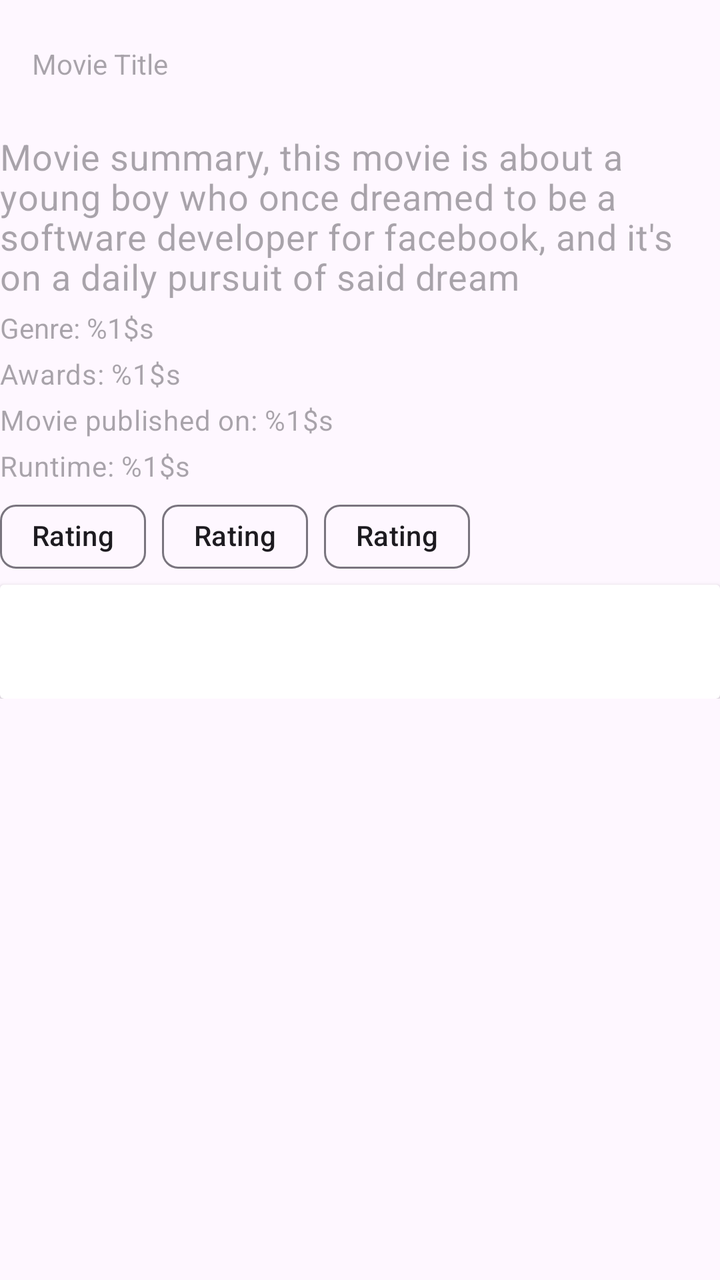
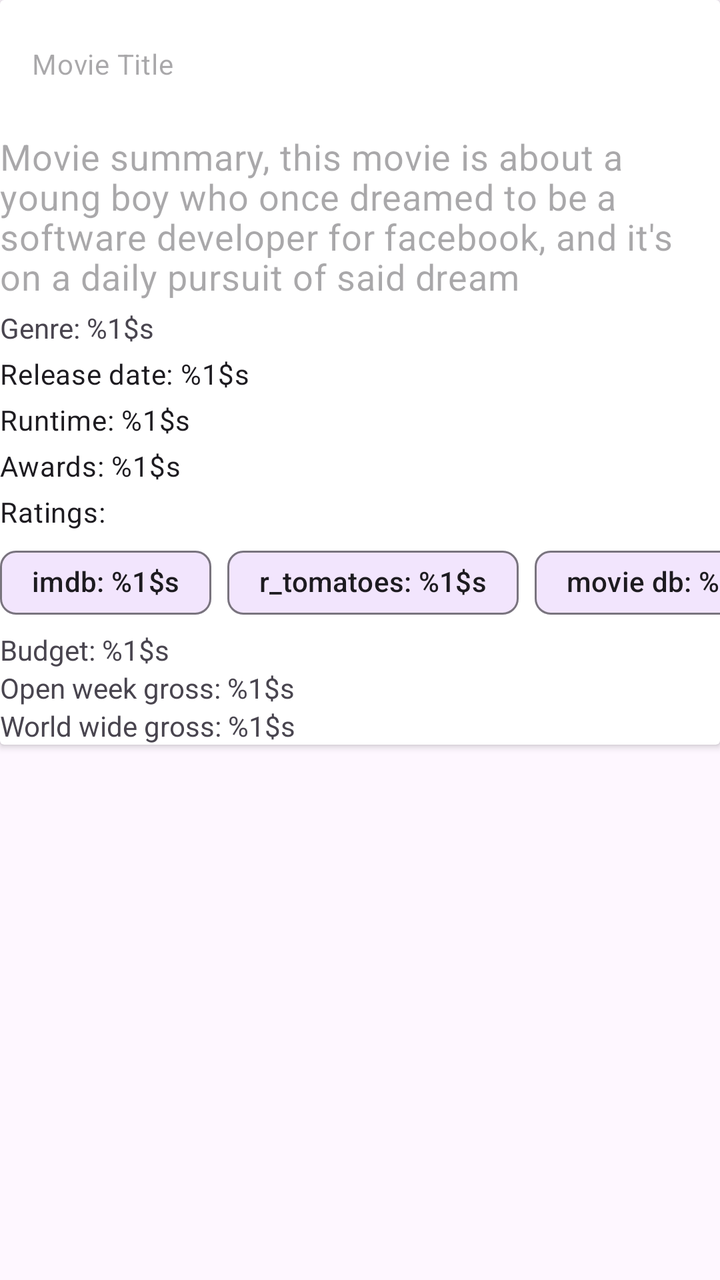

Before-and-after screenshots of an Android layout around one commit, followed by the original layout XML and the change that was made.
<!-- AndroidManifest.xml: another module's application theme Theme.MovieCatalog -->
<!-- res/layout/fragment_movie_details.xml -->
<?xml version="1.0" encoding="utf-8"?>
<androidx.core.widget.NestedScrollView xmlns:android="http://schemas.android.com/apk/res/android"
    xmlns:app="http://schemas.android.com/apk/res-auto"
    xmlns:tools="http://schemas.android.com/tools"
    android:layout_width="match_parent"
    android:layout_height="match_parent"
    android:layout_margin="@dimen/eight_dimen">

    <LinearLayout
        android:layout_width="match_parent"
        android:layout_height="match_parent"
        android:orientation="vertical">

        <androidx.appcompat.widget.Toolbar
            android:layout_width="match_parent"
            android:layout_height="wrap_content"
            android:id="@+id/toolbar"
            app:layout_collapseMode="none">

            <TextView
                android:layout_width="match_parent"
                android:layout_height="wrap_content"
                android:hint="@string/movie_title"
                android:id="@+id/movie_title"
                android:layout_gravity="center"/>

        </androidx.appcompat.widget.Toolbar>

        <androidx.recyclerview.widget.RecyclerView
            android:id="@+id/list_images"
            android:layout_width="match_parent"
            android:layout_height="wrap_content"
            tools:listitem="@layout/image_entry" />

        <com.google.android.material.textview.MaterialTextView
            android:id="@+id/movie_summary"
            style="?attr/textAppearanceBodyMedium"
            android:layout_width="match_parent"
            android:layout_height="wrap_content"
            android:layout_marginVertical="2dp"
            android:hint="@string/movie_summary"
            android:textSize="18sp" />

        <com.google.android.material.textview.MaterialTextView
            android:id="@+id/movie_genres"
            android:layout_width="match_parent"
            android:layout_height="wrap_content"
            android:layout_marginVertical="2dp"
            android:hint="@string/genres" />


        <com.google.android.material.textview.MaterialTextView
            android:id="@+id/movie_awards"
            style="@style/TextAppearance.Material3.BodyMedium"
            android:layout_width="match_parent"
            android:layout_height="wrap_content"
            android:layout_marginVertical="2dp"
            android:hint="@string/awards" />

        <com.google.android.material.textview.MaterialTextView
            android:id="@+id/movie_publication_date"
            style="@style/TextAppearance.Material3.BodyMedium"
            android:layout_width="wrap_content"
            android:layout_height="wrap_content"
            android:layout_marginVertical="2dp"
            android:hint="@string/movie_published_on" />

        <com.google.android.material.textview.MaterialTextView
            android:id="@+id/movie_runtime"
            style="@style/TextAppearance.Material3.BodyMedium"
            android:layout_width="wrap_content"
            android:layout_height="wrap_content"
            android:layout_marginVertical="2dp"
            android:hint="@string/runtime" />

        <com.google.android.material.chip.ChipGroup
            android:id="@+id/chip_rating_group"
            android:layout_width="match_parent"
            android:layout_height="wrap_content"
            android:layoutDirection="locale"
            app:chipSpacing="@dimen/sixteen_dimen"
            app:singleLine="true">

            <com.google.android.material.chip.Chip
                android:id="@+id/imdb_chip"
                android:layout_width="wrap_content"
                android:layout_height="wrap_content"
                android:text="@string/rating" />

            <com.google.android.material.chip.Chip
                android:id="@+id/r_tomatoes_chip"
                android:layout_width="wrap_content"
                android:layout_height="wrap_content"
                android:text="@string/rating" />

            <com.google.android.material.chip.Chip
                android:id="@+id/movie_db_chip"
                android:layout_width="wrap_content"
                android:layout_height="wrap_content"
                android:text="@string/rating" />

        </com.google.android.material.chip.ChipGroup>

        <androidx.recyclerview.widget.RecyclerView
            android:id="@+id/list_actors"
            android:layout_width="match_parent"
            android:layout_height="wrap_content"
            tools:listitem="@layout/actors_entry" />

        <androidx.cardview.widget.CardView
            android:layout_width="match_parent"
            android:layout_height="wrap_content">

            <LinearLayout
                android:layout_width="match_parent"
                android:layout_height="wrap_content"
                android:orientation="vertical">

                <TextView
                    android:id="@+id/movie_budget"
                    android:layout_width="match_parent"
                    android:layout_height="wrap_content" />

                <TextView
                    android:id="@+id/movie_open_weekend_gross"
                    android:layout_width="match_parent"
                    android:layout_height="wrap_content" />

                <TextView
                    android:id="@+id/movie_world_wide_gross"
                    android:layout_width="match_parent"
                    android:layout_height="wrap_content" />

            </LinearLayout>
        </androidx.cardview.widget.CardView>

        <androidx.recyclerview.widget.RecyclerView
            android:id="@+id/list_similars"
            android:layout_width="match_parent"
            android:layout_height="wrap_content"
            tools:listitem="@layout/similar_entry" />

    </LinearLayout>

</androidx.core.widget.NestedScrollView>
<!-- res/layout/image_entry.xml (included above) -->
<?xml version="1.0" encoding="utf-8"?>
<androidx.cardview.widget.CardView xmlns:android="http://schemas.android.com/apk/res/android"
    android:layout_width="wrap_content"
    android:layout_height="wrap_content"
    android:layout_margin="@dimen/eight_dimen">

        <com.google.android.material.imageview.ShapeableImageView
            android:id="@+id/movie_image"
            android:layout_width="wrap_content"
            android:layout_height="250dp"
            android:src="@drawable/ic_image" />

</androidx.cardview.widget.CardView>
<!-- res/layout/actors_entry.xml (included above) -->
<?xml version="1.0" encoding="utf-8"?>
<androidx.cardview.widget.CardView xmlns:android="http://schemas.android.com/apk/res/android"
    android:layout_width="wrap_content"
    android:layout_height="wrap_content"
    android:layout_margin="@dimen/eight_dimen">

    <LinearLayout
        android:layout_width="wrap_content"
        android:layout_height="wrap_content"
        android:orientation="vertical">

        <TextView
            android:id="@+id/actor_name"
            android:layout_gravity="center_horizontal"
            android:layout_width="match_parent"
            android:layout_height="wrap_content" />

        <TextView
            android:id="@+id/actor_character"
            android:layout_gravity="center_horizontal"
            android:layout_width="match_parent"
            android:layout_height="wrap_content" />

        <ImageView
            android:id="@+id/actor_image"
            android:layout_width="wrap_content"
            android:layout_height="250dp"
            android:src="@drawable/ic_image" />
    </LinearLayout>
</androidx.cardview.widget.CardView>
<!-- res/layout/similar_entry.xml (included above) -->
<?xml version="1.0" encoding="utf-8"?>
<androidx.cardview.widget.CardView xmlns:android="http://schemas.android.com/apk/res/android"
    xmlns:app="http://schemas.android.com/apk/res-auto"
    xmlns:tools="http://schemas.android.com/tools"
    android:layout_width="wrap_content"
    android:layout_height="wrap_content"
    android:layout_margin="@dimen/eight_dimen">

    <LinearLayout
        android:layout_width="match_parent"
        android:layout_height="wrap_content"
        android:orientation="vertical"
        tools:ignore="UseCompoundDrawables">

        <TextView
            android:layout_width="match_parent"
            android:layout_height="wrap_content"
            android:layout_gravity="center_horizontal"
            android:hint="@string/title"
            android:id="@+id/similar_title" />

        <ImageView
            android:layout_width="wrap_content"
            android:layout_height="250dp"
            android:src="@drawable/ic_image"
            android:id="@+id/similar_image"
            android:contentDescription="@string/runtime" />

    </LinearLayout>
</androidx.cardview.widget.CardView>
<!-- resources referenced by this layout -->
<resources>
  <dimen name="eight_dimen">8dp</dimen>
  <dimen name="sixteen_dimen">16dp</dimen>
  <!-- drawable ic_image (drawable) -->
  <vector xmlns:android="http://schemas.android.com/apk/res/android"
      android:width="24dp"
      android:height="24dp"
      android:tint="#000000"
      android:viewportWidth="24"
      android:viewportHeight="24">
      <path
          android:fillColor="@android:color/white"
          android:pathData="M18,4H6v2l6.5,6L6,18v2h12v-3h-7l5,-5 -5,-5h7V4z" />
  </vector>
  <string name="awards">Awards: %1$s</string>
  <string name="genres">Genre: %1$s</string>
  <string name="movie_published_on">Movie published on: %1$s</string>
  <string name="movie_summary">Movie summary, this movie is about a young boy who once dreamed to be a software developer for facebook, and it\'s on a daily pursuit of said dream</string>
  <string name="movie_title">Movie Title</string>
  <string name="rating">Rating</string>
  <string name="runtime">Runtime: %1$s</string>
  <string name="title">Similar titles</string>
  <style name="Theme.MovieCatalog" parent="Theme.Material3.Light.NoActionBar">
          
          <item name="colorPrimary">@color/purple_500</item>
          <item name="colorPrimaryVariant">@color/purple_700</item>
          <item name="colorOnPrimary">@color/white</item>
          
          <item name="colorSecondary">@color/teal_200</item>
          <item name="colorSecondaryVariant">@color/teal_700</item>
          <item name="colorOnSecondary">@color/black</item>
          
          <item name="android:statusBarColor">@android:color/darker_gray</item>
          
      </style>
  <color name="purple_500">#FF6200EE</color>
  <color name="purple_700">#FF3700B3</color>
  <color name="white">#FFFFFFFF</color>
  <color name="teal_200">#FF03DAC5</color>
  <color name="teal_700">#FF018786</color>
  <color name="black">#FF000000</color>
</resources>

<!-- the commit's change to res/layout/fragment_movie_details.xml (unified diff, before → after) -->
@@ -6,141 +6,145 @@
     android:layout_height="match_parent"
     android:layout_margin="@dimen/eight_dimen">
 
-    <LinearLayout
+    <androidx.cardview.widget.CardView
         android:layout_width="match_parent"
-        android:layout_height="match_parent"
-        android:orientation="vertical">
-
-        <androidx.appcompat.widget.Toolbar
-            android:layout_width="match_parent"
-            android:layout_height="wrap_content"
-            android:id="@+id/toolbar"
-            app:layout_collapseMode="none">
+        android:layout_height="wrap_content">
+
+        <LinearLayout
+            android:layout_width="match_parent"
+            android:layout_height="match_parent"
+            android:orientation="vertical">
+
+            <androidx.appcompat.widget.Toolbar
+                android:id="@+id/toolbar"
+                android:layout_width="match_parent"
+                android:layout_height="wrap_content"
+                app:layout_collapseMode="none">
+
+                <TextView
+                    android:id="@+id/movie_title"
+                    style="?attr/textAppearanceBodyMedium"
+                    android:layout_width="match_parent"
+                    android:layout_height="wrap_content"
+                    android:layout_gravity="center"
+                    android:hint="@string/movie_title" />
+
+            </androidx.appcompat.widget.Toolbar>
+
+            <androidx.recyclerview.widget.RecyclerView
+                android:id="@+id/list_images"
+                android:layout_width="match_parent"
+                android:layout_height="wrap_content"
+                tools:listitem="@layout/image_entry" />
+
+            <com.google.android.material.textview.MaterialTextView
+                android:id="@+id/movie_summary"
+                style="?attr/textAppearanceBodyMedium"
+                android:layout_width="match_parent"
+                android:layout_height="wrap_content"
+                android:layout_marginVertical="2dp"
+                android:hint="@string/movie_summary"
+                android:textSize="18sp" />
+
+            <com.google.android.material.textview.MaterialTextView
+                android:id="@+id/movie_genres"
+                android:layout_width="match_parent"
+                android:layout_height="wrap_content"
+                android:layout_marginVertical="2dp"
+                android:text="@string/genres" />
+
+            <com.google.android.material.textview.MaterialTextView
+                android:id="@+id/movie_publication_date"
+                style="@style/TextAppearance.Material3.BodyMedium"
+                android:layout_width="wrap_content"
+                android:layout_height="wrap_content"
+                android:layout_marginVertical="2dp"
+                android:text="@string/release_date" />
+
+            <com.google.android.material.textview.MaterialTextView
+                android:id="@+id/movie_runtime"
+                style="@style/TextAppearance.Material3.BodyMedium"
+                android:layout_width="wrap_content"
+                android:layout_height="wrap_content"
+                android:layout_marginVertical="2dp"
+                android:text="@string/runtime" />
+
+            <com.google.android.material.textview.MaterialTextView
+                android:id="@+id/movie_awards"
+                style="@style/TextAppearance.Material3.BodyMedium"
+                android:layout_width="match_parent"
+                android:layout_height="wrap_content"
+                android:layout_marginVertical="2dp"
+                android:text="@string/awards" />
+
+            <com.google.android.material.textview.MaterialTextView
+                style="@style/TextAppearance.Material3.BodyMedium"
+                android:layout_width="match_parent"
+                android:layout_height="wrap_content"
+                android:layout_marginVertical="2dp"
+                android:text="@string/ratings" />
+
+            <com.google.android.material.chip.ChipGroup
+                android:layout_width="match_parent"
+                android:layout_height="wrap_content"
+                android:layout_gravity="center_horizontal"
+                android:layoutDirection="locale"
+                app:chipSpacing="@dimen/eight_dimen"
+                app:singleLine="true">
+
+                <com.google.android.material.chip.Chip
+                    android:id="@+id/imdb_chip"
+                    android:layout_width="wrap_content"
+                    android:layout_height="wrap_content"
+                    android:text="@string/imdb_rating" />
+
+                <com.google.android.material.chip.Chip
+                    android:id="@+id/r_tomatoes_chip"
+                    android:layout_width="wrap_content"
+                    android:layout_height="wrap_content"
+                    android:text="@string/tomato_rating" />
+
+                <com.google.android.material.chip.Chip
+                    android:id="@+id/movie_db_chip"
+                    android:layout_width="wrap_content"
+                    android:layout_height="wrap_content"
+                    android:text="@string/db_rating" />
+
+            </com.google.android.material.chip.ChipGroup>
+
+            <androidx.recyclerview.widget.RecyclerView
+                android:id="@+id/list_actors"
+                android:layout_width="match_parent"
+                android:layout_height="wrap_content"
+                tools:listitem="@layout/actors_entry" />
 
             <TextView
-                android:layout_width="match_parent"
-                android:layout_height="wrap_content"
-                android:hint="@string/movie_title"
-                android:id="@+id/movie_title"
-                android:layout_gravity="center"/>
-
-        </androidx.appcompat.widget.Toolbar>
-
-        <androidx.recyclerview.widget.RecyclerView
-            android:id="@+id/list_images"
-            android:layout_width="match_parent"
-            android:layout_height="wrap_content"
-            tools:listitem="@layout/image_entry" />
-
-        <com.google.android.material.textview.MaterialTextView
-            android:id="@+id/movie_summary"
-            style="?attr/textAppearanceBodyMedium"
-            android:layout_width="match_parent"
-            android:layout_height="wrap_content"
-            android:layout_marginVertical="2dp"
-            android:hint="@string/movie_summary"
-            android:textSize="18sp" />
-
-        <com.google.android.material.textview.MaterialTextView
-            android:id="@+id/movie_genres"
-            android:layout_width="match_parent"
-            android:layout_height="wrap_content"
-            android:layout_marginVertical="2dp"
-            android:hint="@string/genres" />
-
-
-        <com.google.android.material.textview.MaterialTextView
-            android:id="@+id/movie_awards"
-            style="@style/TextAppearance.Material3.BodyMedium"
-            android:layout_width="match_parent"
-            android:layout_height="wrap_content"
-            android:layout_marginVertical="2dp"
-            android:hint="@string/awards" />
-
-        <com.google.android.material.textview.MaterialTextView
-            android:id="@+id/movie_publication_date"
-            style="@style/TextAppearance.Material3.BodyMedium"
-            android:layout_width="wrap_content"
-            android:layout_height="wrap_content"
-            android:layout_marginVertical="2dp"
-            android:hint="@string/movie_published_on" />
-
-        <com.google.android.material.textview.MaterialTextView
-            android:id="@+id/movie_runtime"
-            style="@style/TextAppearance.Material3.BodyMedium"
-            android:layout_width="wrap_content"
-            android:layout_height="wrap_content"
-            android:layout_marginVertical="2dp"
-            android:hint="@string/runtime" />
-
-        <com.google.android.material.chip.ChipGroup
-            android:id="@+id/chip_rating_group"
-            android:layout_width="match_parent"
-            android:layout_height="wrap_content"
-            android:layoutDirection="locale"
-            app:chipSpacing="@dimen/sixteen_dimen"
-            app:singleLine="true">
-
-            <com.google.android.material.chip.Chip
-                android:id="@+id/imdb_chip"
-                android:layout_width="wrap_content"
-                android:layout_height="wrap_content"
-                android:text="@string/rating" />
-
-            <com.google.android.material.chip.Chip
-                android:id="@+id/r_tomatoes_chip"
-                android:layout_width="wrap_content"
-                android:layout_height="wrap_content"
-                android:text="@string/rating" />
-
-            <com.google.android.material.chip.Chip
-                android:id="@+id/movie_db_chip"
-                android:layout_width="wrap_content"
-                android:layout_height="wrap_content"
-                android:text="@string/rating" />
-
-        </com.google.android.material.chip.ChipGroup>
-
-        <androidx.recyclerview.widget.RecyclerView
-            android:id="@+id/list_actors"
-            android:layout_width="match_parent"
-            android:layout_height="wrap_content"
-            tools:listitem="@layout/actors_entry" />
-
-        <androidx.cardview.widget.CardView
-            android:layout_width="match_parent"
-            android:layout_height="wrap_content">
-
-            <LinearLayout
-                android:layout_width="match_parent"
-                android:layout_height="wrap_content"
-                android:orientation="vertical">
-
-                <TextView
-                    android:id="@+id/movie_budget"
-                    android:layout_width="match_parent"
-                    android:layout_height="wrap_content" />
-
-                <TextView
-                    android:id="@+id/movie_open_weekend_gross"
-                    android:layout_width="match_parent"
-                    android:layout_height="wrap_content" />
-
-                <TextView
-                    android:id="@+id/movie_world_wide_gross"
-                    android:layout_width="match_parent"
-                    android:layout_height="wrap_content" />
-
-            </LinearLayout>
-        </androidx.cardview.widget.CardView>
-
-        <androidx.recyclerview.widget.RecyclerView
-            android:id="@+id/list_similars"
-            android:layout_width="match_parent"
-            android:layout_height="wrap_content"
-            tools:listitem="@layout/similar_entry" />
-
-    </LinearLayout>
+                android:id="@+id/movie_budget"
+                android:layout_width="match_parent"
+                android:layout_height="wrap_content"
+                android:text="@string/budget" />
+
+            <TextView
+                android:id="@+id/movie_open_weekend_gross"
+                android:layout_width="match_parent"
+                android:layout_height="wrap_content"
+                android:text="@string/open_week_gross" />
+
+            <TextView
+                android:id="@+id/movie_world_wide_gross"
+                android:layout_width="match_parent"
+                android:layout_height="wrap_content"
+                android:text="@string/world_wide_gross" />
+
+            <androidx.recyclerview.widget.RecyclerView
+                android:id="@+id/list_similars"
+                android:layout_width="match_parent"
+                android:layout_height="wrap_content"
+                tools:listitem="@layout/similar_entry" />
+
+        </LinearLayout>
+
+    </androidx.cardview.widget.CardView>
 
 </androidx.core.widget.NestedScrollView>
 <!-- res/layout/image_entry.xml (included above) -->
@@ -148,13 +152,13 @@
 <androidx.cardview.widget.CardView xmlns:android="http://schemas.android.com/apk/res/android"
     android:layout_width="wrap_content"
     android:layout_height="wrap_content"
-    android:layout_margin="@dimen/eight_dimen">
-
-        <com.google.android.material.imageview.ShapeableImageView
-            android:id="@+id/movie_image"
-            android:layout_width="wrap_content"
-            android:layout_height="250dp"
-            android:src="@drawable/ic_image" />
+    android:layout_marginEnd="@dimen/two_dimen">
+
+    <com.google.android.material.imageview.ShapeableImageView
+        android:id="@+id/movie_image"
+        android:layout_width="wrap_content"
+        android:layout_height="250dp"
+        android:src="@drawable/ic_image" />
 
 </androidx.cardview.widget.CardView>
 <!-- res/layout/actors_entry.xml (included above) -->
@@ -162,40 +166,44 @@
 <androidx.cardview.widget.CardView xmlns:android="http://schemas.android.com/apk/res/android"
     android:layout_width="wrap_content"
     android:layout_height="wrap_content"
-    android:layout_margin="@dimen/eight_dimen">
+    android:layout_marginEnd="@dimen/two_dimen">
 
     <LinearLayout
         android:layout_width="wrap_content"
         android:layout_height="wrap_content"
+        android:layout_margin="2dp"
         android:orientation="vertical">
 
         <TextView
             android:id="@+id/actor_name"
+            android:layout_width="match_parent"
+            android:layout_height="wrap_content"
             android:layout_gravity="center_horizontal"
-            android:layout_width="match_parent"
-            android:layout_height="wrap_content" />
-
-        <TextView
-            android:id="@+id/actor_character"
-            android:layout_gravity="center_horizontal"
-            android:layout_width="match_parent"
-            android:layout_height="wrap_content" />
+            android:hint="@string/actor_name" />
 
         <ImageView
             android:id="@+id/actor_image"
             android:layout_width="wrap_content"
             android:layout_height="250dp"
+            android:contentDescription="@string/actor_image"
             android:src="@drawable/ic_image" />
+
+        <TextView
+            android:id="@+id/actor_character"
+            android:layout_width="match_parent"
+            android:layout_height="wrap_content"
+            android:layout_gravity="center_horizontal"
+            android:text="@string/as_character" />
+
     </LinearLayout>
 </androidx.cardview.widget.CardView>
 <!-- res/layout/similar_entry.xml (included above) -->
 <?xml version="1.0" encoding="utf-8"?>
 <androidx.cardview.widget.CardView xmlns:android="http://schemas.android.com/apk/res/android"
-    xmlns:app="http://schemas.android.com/apk/res-auto"
     xmlns:tools="http://schemas.android.com/tools"
     android:layout_width="wrap_content"
     android:layout_height="wrap_content"
-    android:layout_margin="@dimen/eight_dimen">
+    android:layout_marginEnd="@dimen/two_dimen">
 
     <LinearLayout
         android:layout_width="match_parent"
@@ -204,18 +212,18 @@
         tools:ignore="UseCompoundDrawables">
 
         <TextView
+            android:id="@+id/similar_title"
             android:layout_width="match_parent"
             android:layout_height="wrap_content"
             android:layout_gravity="center_horizontal"
-            android:hint="@string/title"
-            android:id="@+id/similar_title" />
+            android:hint="@string/title" />
 
         <ImageView
+            android:id="@+id/similar_image"
             android:layout_width="wrap_content"
             android:layout_height="250dp"
-            android:src="@drawable/ic_image"
-            android:id="@+id/similar_image"
-            android:contentDescription="@string/runtime" />
+            android:contentDescription="@string/runtime"
+            android:src="@drawable/ic_image" />
 
     </LinearLayout>
 </androidx.cardview.widget.CardView>
<!-- resource entries referenced after the edit -->
@@ -1,7 +1,7 @@
 <!-- resources referenced by this layout -->
 <resources>
   <dimen name="eight_dimen">8dp</dimen>
-  <dimen name="sixteen_dimen">16dp</dimen>
+  <dimen name="two_dimen">2dp</dimen>
   <!-- drawable ic_image (drawable) -->
   <vector xmlns:android="http://schemas.android.com/apk/res/android"
       android:width="24dp"
@@ -13,14 +13,23 @@
           android:fillColor="@android:color/white"
           android:pathData="M18,4H6v2l6.5,6L6,18v2h12v-3h-7l5,-5 -5,-5h7V4z" />
   </vector>
+  <string name="actor_image">actor image</string>
+  <string name="actor_name">Actor name</string>
+  <string name="as_character">as: %1$s</string>
   <string name="awards">Awards: %1$s</string>
+  <string name="budget">Budget: %1$s</string>
+  <string name="db_rating">movie db: %1$s</string>
   <string name="genres">Genre: %1$s</string>
-  <string name="movie_published_on">Movie published on: %1$s</string>
+  <string name="imdb_rating">imdb: %1$s</string>
   <string name="movie_summary">Movie summary, this movie is about a young boy who once dreamed to be a software developer for facebook, and it\'s on a daily pursuit of said dream</string>
   <string name="movie_title">Movie Title</string>
-  <string name="rating">Rating</string>
+  <string name="open_week_gross">Open week gross: %1$s</string>
+  <string name="ratings">Ratings:</string>
+  <string name="release_date">Release date: %1$s</string>
   <string name="runtime">Runtime: %1$s</string>
   <string name="title">Similar titles</string>
+  <string name="tomato_rating">r_tomatoes: %1$s</string>
+  <string name="world_wide_gross">World wide gross: %1$s</string>
   <style name="Theme.MovieCatalog" parent="Theme.Material3.Light.NoActionBar">
           
           <item name="colorPrimary">@color/purple_500</item>
